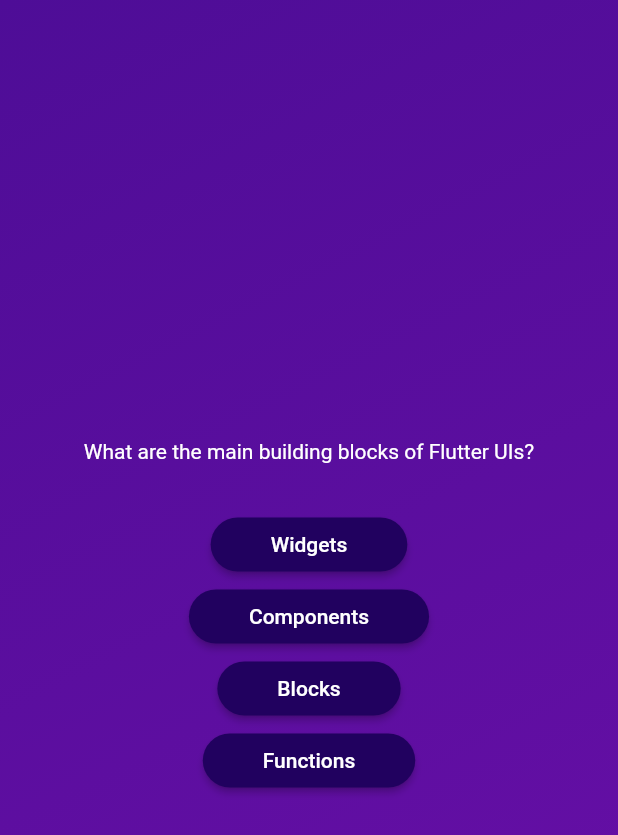
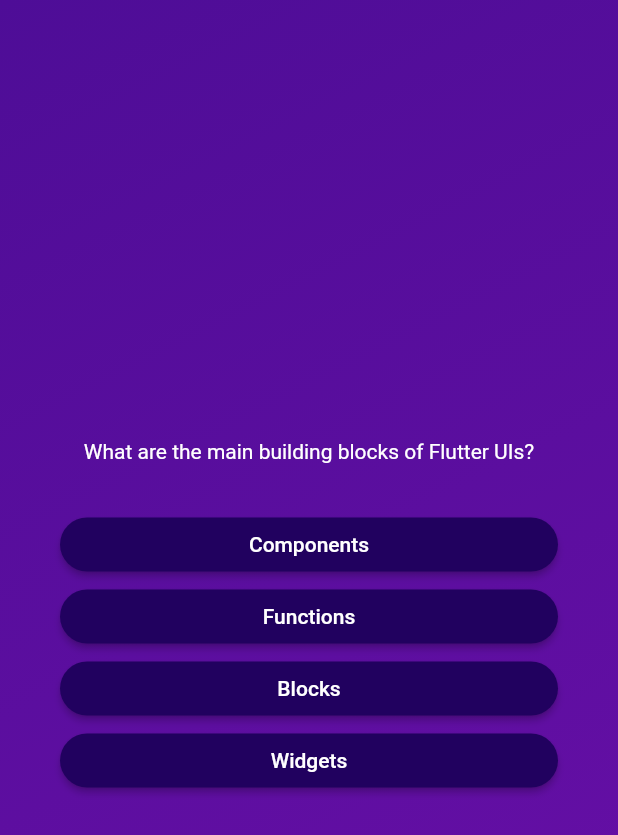
Before and after one commit to Elisa-cf/quiz_app, a Flutter app: the screen it shows after launch, after a tap on "Start Quiz", on a phone screen of 412 x 824 dp. Shown: the top 835 px of the screen. Run offline on Flutter 3.47's test engine with Material 2 defaults, Android fonts, the phone set to English and light mode, and no system bars.

Commit message:
mutating values in memory, create a copy of List store it in a variable, call the shuffle method to change the list in placed and the return the updated shuffle list and use it with the map

```diff
--- a/quizz_app/lib/models/quiz_question.dart
+++ b/quizz_app/lib/models/quiz_question.dart
@@ -2,4 +2,13 @@ class QuizQuestion {
   const QuizQuestion(this.text, this.answers);
   final String text;
   final List<String> answers;
+
+  List<String> getShuffleAnswers() {
+    //create a copy of the List and store it in a variable
+    final shuffledList = List.of(answers);
+    //we call shuffle and changes the list in placed
+    shuffledList.shuffle();
+    //and then we return the updated shuffle List
+    return shuffledList;
+  }
 }
--- a/quizz_app/lib/questions_screen.dart
+++ b/quizz_app/lib/questions_screen.dart
@@ -16,20 +16,25 @@ class _QuestionsScreenState extends State<QuestionsScreen> {
     final currentQuestion = questions[0];
     return SizedBox(
       width: double.infinity,
+      child: Container(
+        margin: const EdgeInsets.all(40),
         child: Column(
           mainAxisAlignment: MainAxisAlignment.center,
+          crossAxisAlignment: CrossAxisAlignment.stretch,
           children: [
             Text(
               currentQuestion.text,
               style: const TextStyle(color: Colors.white),
+              textAlign: TextAlign.center,
             ),
             const SizedBox(height: 30),
-          ...currentQuestion.answers.map((answer) => AnswerButton(
+            ...currentQuestion.getShuffleAnswers().map((answer) => AnswerButton(
                   answerText: answer,
                   onTap: () {},
                 )),
           ],
         ),
+      ),
     );
   }
 }
```
Lines whose indentation alone changed are shown as unchanged.
